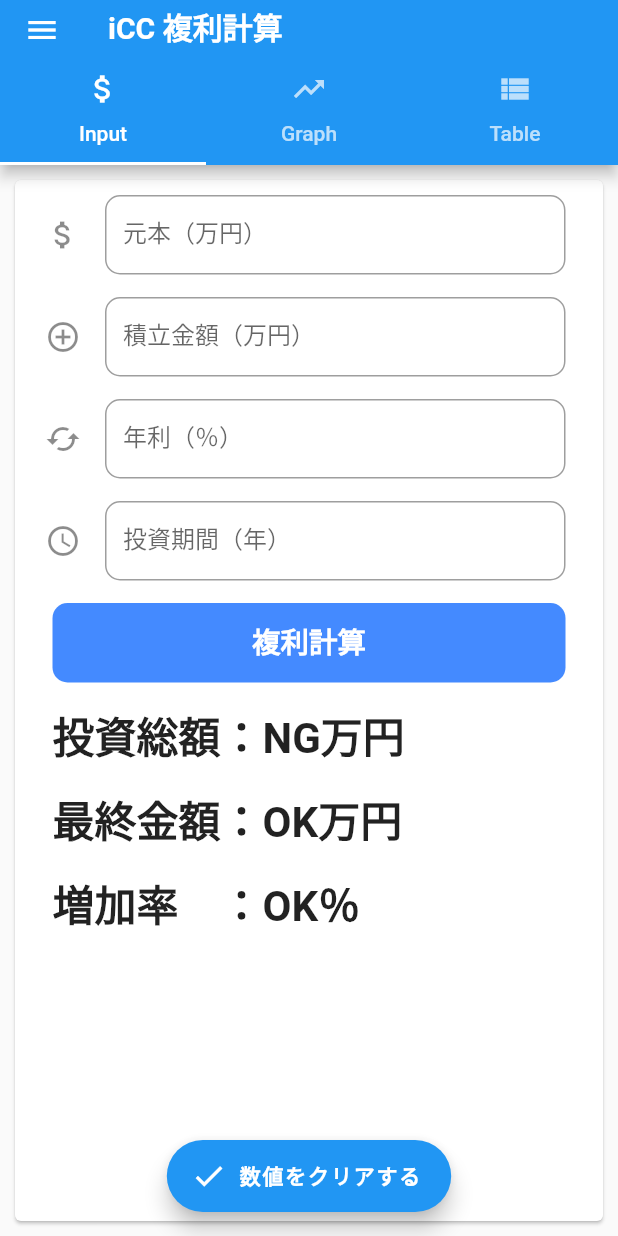
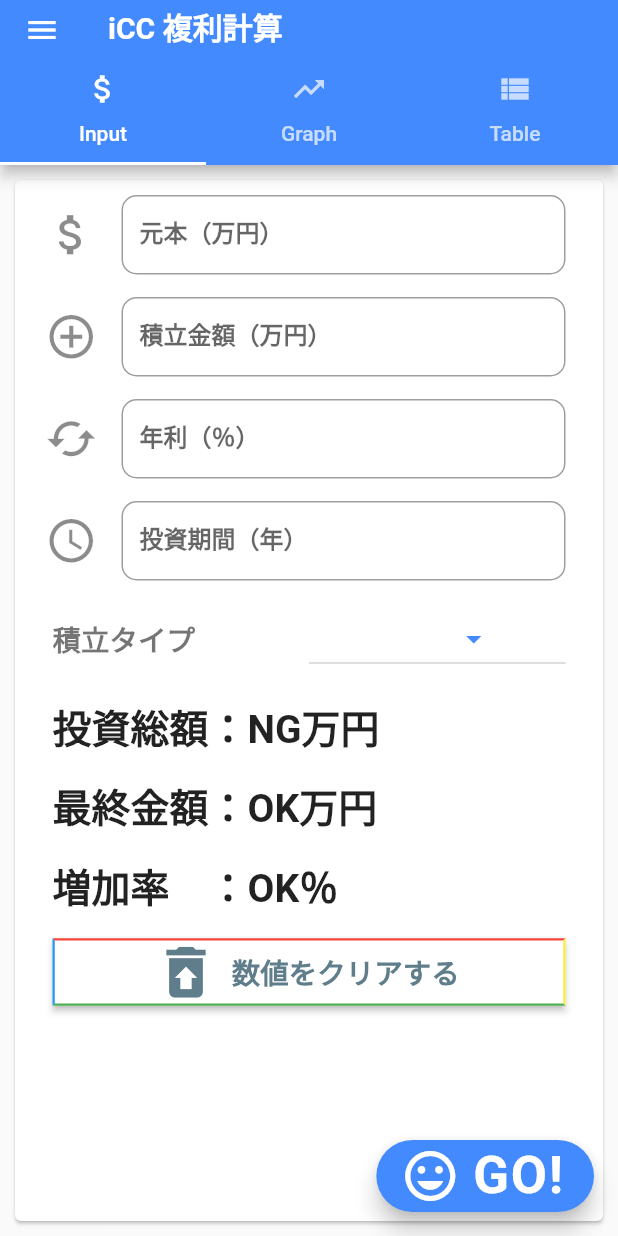
Before and after one commit to earlydogs/cupertino_practice, a Flutter app: the screen it shows after launch, on a phone screen of 412 x 824 dp. Run offline on Flutter 3.47's test engine with Material 2 defaults, Android fonts, the phone set to English and light mode, and no system bars; drawn by our look-alikes of keyboard_actions; our stand-ins replace decimal; missing offline and left inert: dart:ffi.

Commit message:
20191224 5th

```diff
--- a/lib/main.dart
+++ b/lib/main.dart
@@ -17,8 +17,8 @@ class MyApp extends StatelessWidget {
       title: 'Generated App',
       theme: new ThemeData(
         primarySwatch: Colors.blue,
-        primaryColor: const Color(0xFF2196f3),
-        accentColor: const Color(0xFF2196f3),
+        primaryColor: const Color(0xFF448AFF),
+        accentColor: const Color(0xFF448AFF),
         canvasColor: const Color(0xFFfafafa),
       ),
       home: new MainPage(),
@@ -52,6 +52,8 @@ class _MainPageState extends State<MainPage> {
 
   String _outputFinalValue;
 
+  //bool _active false;
+
   final d = Decimal.tryParse;
 
   //入力項目のコントローラ
@@ -60,6 +62,9 @@ class _MainPageState extends State<MainPage> {
   var _controllerMonthlyAddition = TextEditingController();
   var _controllerInterestRateYear = TextEditingController();
   var _controllerPeriodYear = TextEditingController();
+
+  //List<String> valueList = ['1ヶ月ごと', '2ヶ月ごと', '6ヶ月ごと', '12ヶ月ごと'];
+  String _value;
 
   KeyboardActionsConfig _buildConfig(BuildContext context) {
     return KeyboardActionsConfig(
@@ -100,8 +105,11 @@ class _MainPageState extends State<MainPage> {
     calcValue(inputCurrentBalance, inputMonthlyAddition, inputInterestRateMonth,
         inputPeriodYear);
 */
-    setState(() {
-      _outputFinalValue = _controllerCurrentBalance.text;
+    this.setState(() {
+      _controllerCurrentBalance.clear();
+      _controllerMonthlyAddition.clear();
+      _controllerInterestRateYear.clear();
+      _controllerPeriodYear.clear();
     });
   }
 
@@ -160,7 +168,10 @@ class _MainPageState extends State<MainPage> {
                             decoration: InputDecoration(
                               labelText: "元本（万円）",
                               hintText: "数値で入力してください",
-                              icon: Icon(Icons.attach_money),
+                              icon: Icon(
+                                Icons.attach_money,
+                                size: 35.0,
+                              ),
                               fillColor: Colors.blueAccent,
                               border: OutlineInputBorder(
                                   borderRadius: BorderRadius.circular(10.0)),
@@ -175,7 +186,7 @@ class _MainPageState extends State<MainPage> {
                                 fontSize: 16.0,
                                 height: 0.8,
                                 color: Colors.blueAccent,
-                                fontWeight: FontWeight.w400,
+                                fontWeight: FontWeight.w600,
                                 fontFamily: "Roboto"),
                             onChanged: (controller) {
                               setState(() {
@@ -191,7 +202,10 @@ class _MainPageState extends State<MainPage> {
                             decoration: InputDecoration(
                               labelText: "積立金額（万円）",
                               hintText: "数値で入力してください",
-                              icon: Icon(Icons.add_circle_outline),
+                              icon: Icon(
+                                Icons.add_circle_outline,
+                                size: 35.0,
+                              ),
                               fillColor: Colors.blueAccent,
                               border: OutlineInputBorder(
                                   borderRadius: BorderRadius.circular(10.0)),
@@ -206,7 +220,7 @@ class _MainPageState extends State<MainPage> {
                                 fontSize: 16.0,
                                 height: 0.8,
                                 color: Colors.blueAccent,
-                                fontWeight: FontWeight.w400,
+                                fontWeight: FontWeight.w600,
                                 fontFamily: "Roboto"),
                             onChanged: (controller) {
                               setState(() {
@@ -222,7 +236,10 @@ class _MainPageState extends State<MainPage> {
                             decoration: InputDecoration(
                               labelText: "年利（％）",
                               hintText: "数値で入力してください",
-                              icon: Icon(Icons.cached),
+                              icon: Icon(
+                                Icons.cached,
+                                size: 35.0,
+                              ),
                               fillColor: Colors.blueAccent,
                               border: OutlineInputBorder(
                                   borderRadius: BorderRadius.circular(10.0)),
@@ -237,7 +254,7 @@ class _MainPageState extends State<MainPage> {
                                 fontSize: 16.0,
                                 height: 0.8,
                                 color: Colors.blueAccent,
-                                fontWeight: FontWeight.w400,
+                                fontWeight: FontWeight.w600,
                                 fontFamily: "Roboto"),
                             onChanged: (controller) {
                               setState(() {
@@ -253,8 +270,12 @@ class _MainPageState extends State<MainPage> {
                             decoration: InputDecoration(
                               labelText: "投資期間（年）",
                               hintText: "数値で入力してください",
-                              icon: Icon(Icons.schedule),
+                              icon: Icon(
+                                Icons.schedule,
+                                size: 35.0,
+                              ),
                               fillColor: Colors.blueAccent,
+                              hoverColor: Colors.blueAccent,
                               border: OutlineInputBorder(
                                   borderRadius: BorderRadius.circular(10.0)),
                               counterText: "",
@@ -268,7 +289,7 @@ class _MainPageState extends State<MainPage> {
                                 fontSize: 16.0,
                                 height: 0.8,
                                 color: Colors.blueAccent,
-                                fontWeight: FontWeight.w400,
+                                fontWeight: FontWeight.w600,
                                 fontFamily: "Roboto"),
                             onChanged: (controller) {
                               setState(() {
@@ -279,31 +300,85 @@ class _MainPageState extends State<MainPage> {
                         ),
                         Padding(
                           padding: EdgeInsets.fromLTRB(25.0, 5.0, 25.0, 10.0),
-                          child: FlatButton(
-                            padding: EdgeInsets.all(15.0),
-                            color: Colors.blueAccent,
-                            shape: RoundedRectangleBorder(
-                              borderRadius:
-                                  BorderRadius.all(Radius.circular(10.0)),
-                            ),
+                          child: Row(children: <Widget>[
+                            Expanded(
+                              flex: 2,
                               child: Text(
-                              "複利計算",
+                                "積立タイプ",
                                 style: TextStyle(
                                     fontSize: 19.0,
-                                  height: 1.2,
                                     fontWeight: FontWeight.w600,
                                     fontFamily: "Roboto",
-                                  color: Colors.white),
+                                    color: Colors.black54),
                               ),
-                            onPressed: buttonPressed,
                             ),
+                            Expanded(
+                              flex: 2,
+                              child: DropdownButton(
+                                value: _value,
+                                items: [
+                                  DropdownMenuItem(
+                                    value: "1",
+                                    child: Text(
+                                      "1ヶ月ごと",
+                                      style: TextStyle(
+                                          fontSize: 19.0,
+                                          fontWeight: FontWeight.w600,
+                                          fontFamily: "Roboto",
+                                          color: Colors.black54),
+                                    ),
+                                  ),
+                                  DropdownMenuItem(
+                                    value: "2",
+                                    child: Text(
+                                      "2ヶ月ごと",
+                                      style: TextStyle(
+                                          fontSize: 19.0,
+                                          fontWeight: FontWeight.w600,
+                                          fontFamily: "Roboto",
+                                          color: Colors.black54),
+                                    ),
+                                  ),
+                                  DropdownMenuItem(
+                                    value: "6",
+                                    child: Text(
+                                      "6ヶ月ごと",
+                                      style: TextStyle(
+                                          fontSize: 19.0,
+                                          fontWeight: FontWeight.w600,
+                                          fontFamily: "Roboto",
+                                          color: Colors.black54),
+                                    ),
+                                  ),
+                                  DropdownMenuItem(
+                                    value: "12",
+                                    child: Text(
+                                      "12ヶ月ごと",
+                                      style: TextStyle(
+                                          fontSize: 19.0,
+                                          fontWeight: FontWeight.w600,
+                                          fontFamily: "Roboto",
+                                          color: Colors.black54),
+                                    ),
+                                  ),
+                                ],
+                                onChanged: (value) {
+                                  setState(() {
+                                    _value = value;
+                                  });
+                                },
+                                iconEnabledColor: Colors.blueAccent,
+
+                              ),
+                            ),
+                          ]),
                         ),
                         Padding(
                           padding: EdgeInsets.fromLTRB(25.0, 5.0, 25.0, 10.0),
                           child: Text(
                             "投資総額：" + _outputFinalValue + "万円",
                             style: TextStyle(
-                              fontSize: 28.0,
+                              fontSize: 26.0,
                               fontWeight: FontWeight.w600,
                               fontFamily: "Roboto",
                             ),
@@ -314,7 +389,18 @@ class _MainPageState extends State<MainPage> {
                           child: Text(
                             "最終金額：" + _inputCurrentBalance + "万円",
                             style: TextStyle(
-                              fontSize: 28.0,
+                              fontSize: 26.0,
+                              fontWeight: FontWeight.w600,
+                              fontFamily: "Roboto",
+                            ),
+                          ),
+                        ),
+                        Padding(
+                          padding: EdgeInsets.fromLTRB(25.0, 5.0, 25.0, 10.0),
+                          child: Text(
+                            "増加率　：" + _inputCurrentBalance + "％",
+                            style: TextStyle(
+                              fontSize: 26.0,
                               fontWeight: FontWeight.w600,
                               fontFamily: "Roboto",
                             ),
@@ -322,15 +408,35 @@ class _MainPageState extends State<MainPage> {
                         ),
                         Padding(
                           padding: EdgeInsets.fromLTRB(25.0, 5.0, 25.0, 70.0),
-                          child: Text(
-                            "増加率　：" + _inputCurrentBalance + "％",
+                          child: RaisedButton.icon(
+                            highlightElevation: 16.0,
+                            highlightColor: Colors.orangeAccent,
+                            splashColor: Colors.purple,
+                            icon: Icon(
+                              Icons.restore_from_trash,
+                              color: Colors.blueGrey,
+                              size: 45.0,
+                            ),
+                            label: Text(
+                              "数値をクリアする",
                               style: TextStyle(
-                              fontSize: 28.0,
+                                  fontSize: 19.0,
                                   fontWeight: FontWeight.w600,
                                   fontFamily: "Roboto",
+                                  color: Colors.blueGrey),
+                            ),
+                            color: Colors.white,
+                            shape: Border(
+                              top: BorderSide(color: Colors.red, width: 1.5),
+                              left: BorderSide(color: Colors.blue, width: 1.5),
+                              right:
+                                  BorderSide(color: Colors.yellow, width: 1.5),
+                              bottom:
+                                  BorderSide(color: Colors.green, width: 1.5),
+                            ),
+                            onPressed: buttonPressed,
                           ),
                         ),
-                        )
                       ],
                     ),
                   ),
@@ -342,23 +448,21 @@ class _MainPageState extends State<MainPage> {
           ]),
         ),
         drawer: Drawer(child: ListView()),
+
         floatingActionButton: FloatingActionButton.extended(
-          onPressed: () {
-            this.setState(() {
-              _controllerCurrentBalance.clear();
-              _controllerMonthlyAddition.clear();
-              _controllerInterestRateYear.clear();
-              _controllerPeriodYear.clear();
-            });
-          },
-          icon: new Icon(Icons.done),
-          label: Text("数値をクリアする",
+          onPressed: buttonPressed,
+          icon: new Icon(
+            Icons.tag_faces,
+            size: 40.0,
+          ),
+          label: Text("GO!",
               style: TextStyle(
                 fontFamily: "Roboto",
                 fontWeight: FontWeight.w600,
+                fontSize: 35.0,
               )),
         ),
-        floatingActionButtonLocation: FloatingActionButtonLocation.centerFloat,
+        floatingActionButtonLocation: FloatingActionButtonLocation.endFloat,
       ),
     );
   }
```
Lines whose indentation alone changed are shown as unchanged.
